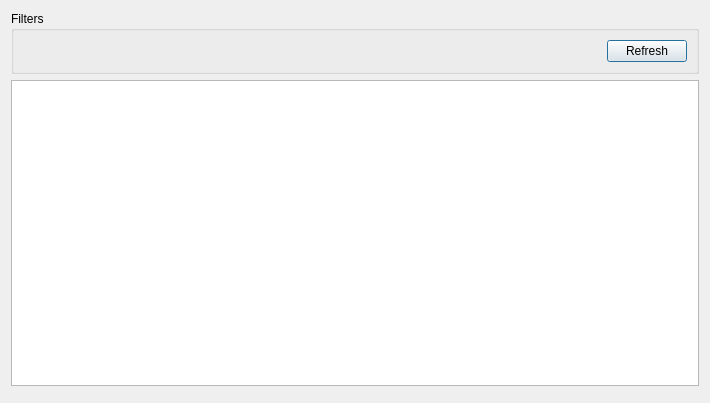
Qt form viewer/dlgpreview.ui (tbikfalvi/Belenus) before a commit.
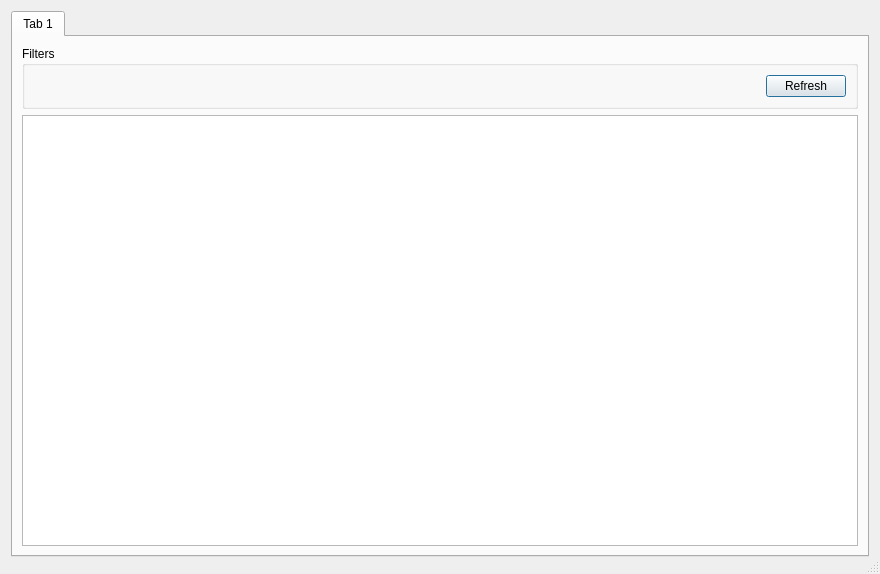
The same form after that commit.

Commit message: Report-ok eltavolitva a BelenusClient-bol

```diff
--- a/viewer/dlgpreview.ui
+++ b/viewer/dlgpreview.ui
@@ -9,13 +9,29 @@
    <rect>
     <x>0</x>
     <y>0</y>
-    <width>710</width>
-    <height>403</height>
+    <width>880</width>
+    <height>574</height>
    </rect>
   </property>
   <property name="windowTitle">
    <string>Report Preview</string>
   </property>
+  <property name="sizeGripEnabled">
+   <bool>true</bool>
+  </property>
+  <property name="modal">
+   <bool>true</bool>
+  </property>
+  <layout class="QVBoxLayout" name="verticalLayout_2">
+   <item>
+    <widget class="QTabWidget" name="tabReport">
+     <property name="currentIndex">
+      <number>0</number>
+     </property>
+     <widget class="QWidget" name="tabFirst">
+      <attribute name="title">
+       <string>Tab 1</string>
+      </attribute>
   <layout class="QVBoxLayout" name="verticalLayout">
    <item>
     <widget class="QGroupBox" name="grpFilters">
@@ -54,6 +70,10 @@
      <property name="textInteractionFlags">
       <set>Qt::LinksAccessibleByKeyboard|Qt::LinksAccessibleByMouse|Qt::TextBrowserInteraction|Qt::TextSelectableByKeyboard|Qt::TextSelectableByMouse</set>
      </property>
+        </widget>
+       </item>
+      </layout>
+     </widget>
     </widget>
    </item>
    <item>
```
Lines whose indentation alone changed are shown as unchanged. The commit also changes 32 other files.
